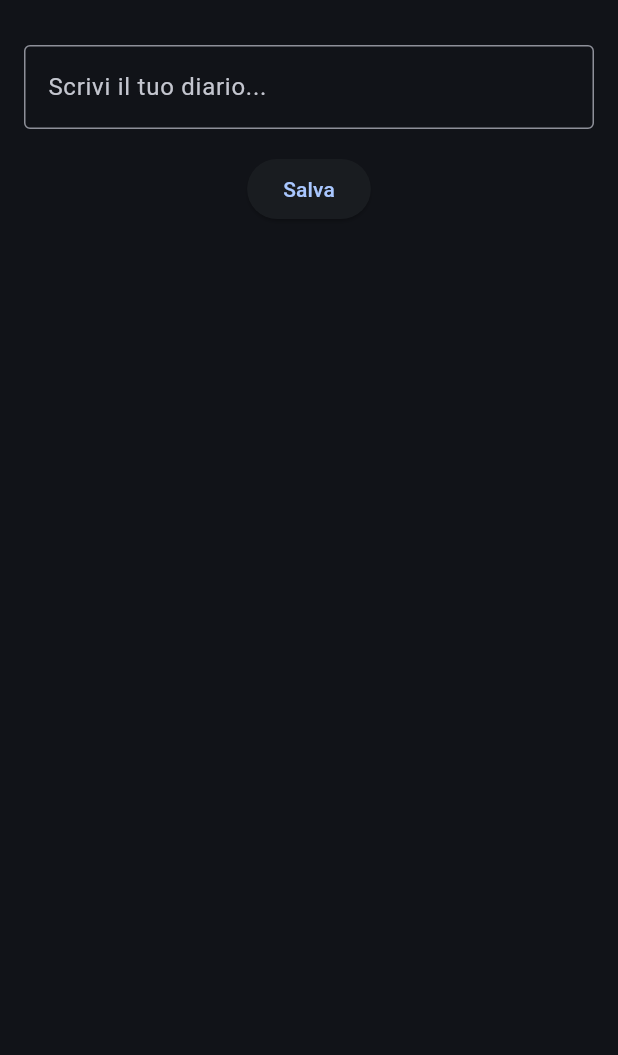
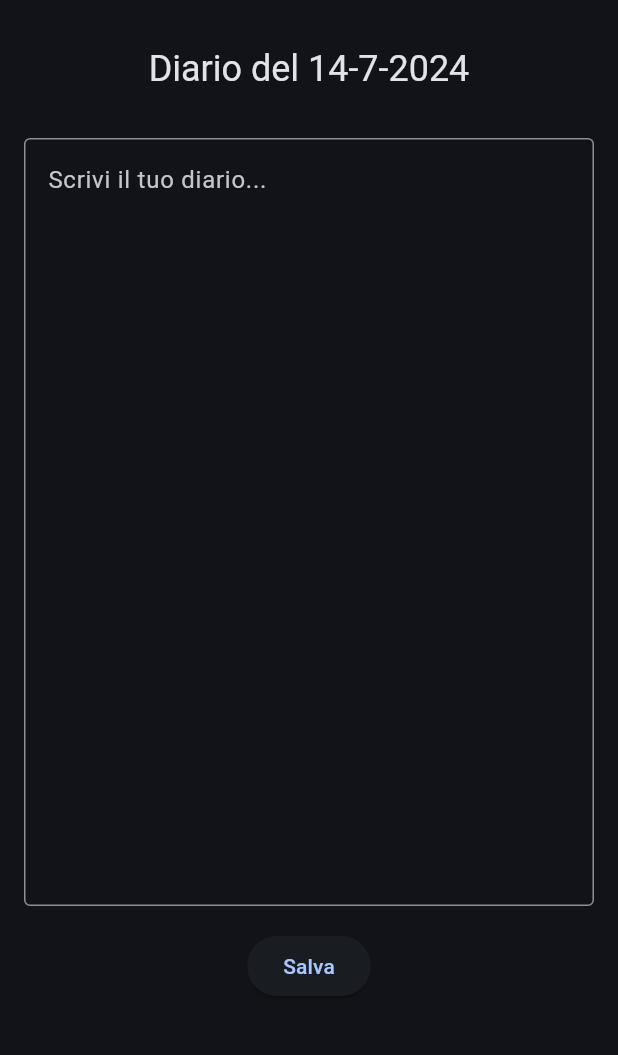
Before and after one commit to 0Franky/SmokeFree, a Flutter app: the HomePage screen opened directly, after a tap on "Il mio diario", on a phone screen of 412 x 824 dp, the part 63-1118 px from its top. Run offline on Flutter 3.47's test engine with Material 3 defaults, Android fonts, the phone set to English and light mode, and no system bars; our stand-ins replace flutter_calendar_carousel, flutter_typeahead, font_awesome_flutter, get; missing offline and left inert: localstore; statements that could not run were skipped.

Commit message:
update/fix

```diff
--- a/lib/repos/user_storage_utils.dart
+++ b/lib/repos/user_storage_utils.dart
@@ -30,9 +30,25 @@ Future<DailyRecord?> getDailyRecord(DateTime date) async {
   if (dailyMap.dailyRecords.containsKey(dayKey)) {
     daily = dailyMap.dailyRecords[dayKey]!;
   } else {
+    // Find the closest preceding date with a DailyRecord
+    DateTime? closestDate;
+    int maxCigarettes = mainInfo.currentMaxCigarettesPerDay;
+
+    for (String key in dailyMap.dailyRecords.keys) {
+      DateTime recordedDate = _parseDate(key) ;
+
+      if (recordedDate.isBefore(date)) {
+        if (closestDate == null || recordedDate.isAfter(closestDate)) {
+          closestDate = recordedDate;
+          maxCigarettes = dailyMap.dailyRecords[key]?.maxAllowedCigarettes ??
+              mainInfo.currentMaxCigarettesPerDay;
+        }
+      }
+    }
+
     daily = DailyRecord(
       date: date,
-      maxAllowedCigarettes: mainInfo.currentMaxCigarettesPerDay,
+      maxAllowedCigarettes: maxCigarettes,
     );
 
     await updateDailyRecord(daily);
@@ -45,6 +61,15 @@ String getDailyRecordMapKey(DateTime date) {
   return "${date.day}-${date.month}-${date.year}";
 }
 
+// Function to parse date from key (assuming key is in "DD-MM-YYYY" format)
+DateTime _parseDate(String key) {
+  List<String> parts = key.split('-');
+  int day = int.parse(parts[0]);
+  int month = int.parse(parts[1]);
+  int year = int.parse(parts[2]);
+  return DateTime(year, month, day);
+}
+
 Future<bool> isFirstOpen() async {
   return await getMainInformation() == null;
 }
--- a/lib/screens/Diary/Diary.dart
+++ b/lib/screens/Diary/Diary.dart
@@ -1,35 +1,42 @@
+import 'dart:ui';
+
 import 'package:flutter/material.dart';
 import 'package:smoke_free/consts/app_consts.dart';
 import 'package:smoke_free/repos/UserStorage.dart';
 import 'package:smoke_free/repos/user_storage_utils.dart';
+import 'package:smoke_free/screens/WelcomePage/utils/DateTimeProvider.dart';
 import 'package:smoke_free/style/theme.dart';
 import 'package:get/get.dart';
+import 'package:provider/provider.dart';
 
 void main() {
   runApp(
-    GetMaterialApp(
-      title: APP_NAME,
-      theme: appTheme,
-      home: DiaryPage(date: DateTime.now()),
+    ChangeNotifierProvider(
+      create: (_) => DateTimeProvider(DateTime.now()),
+      child: GetMaterialApp(
+        title: APP_NAME,
+        theme: appTheme,
+        home: DiaryPage(),
+      ),
     ),
   );
 }
 
 class DiaryPage extends StatefulWidget {
-  final DateTime date;
-
-  const DiaryPage({super.key, required this.date});
+  const DiaryPage({super.key});
 
   @override
   _DiaryPageState createState() => _DiaryPageState();
 }
 
 class _DiaryPageState extends State<DiaryPage> {
+  late DateTime currentSelectedDate;
   TextEditingController diaryContent = TextEditingController();
 
   @override
-  void initState() {
-    super.initState();
+  void didChangeDependencies() {
+    super.didChangeDependencies();
+    currentSelectedDate = Provider.of<DateTimeProvider>(context).selectedDate;
     _loadDiaryContent();
   }
 
@@ -48,24 +55,29 @@ class _DiaryPageState extends State<DiaryPage> {
           padding: EdgeInsets.all(16.0),
           child: Column(
             children: [
+              Text(
+                "Diario del ${getDailyRecordMapKey(currentSelectedDate)}",
+                style: Theme.of(context).textTheme.headlineSmall,
+              ),
+              SizedBox(height: 30),
               TextField(
                 decoration: InputDecoration(
                   hintText: 'Scrivi il tuo diario...',
                   border: OutlineInputBorder(),
                 ),
-                maxLines: null,
+                maxLines: 20,
                 keyboardType: TextInputType.multiline,
                 controller: diaryContent,
               ),
               SizedBox(height: 16.0),
               ElevatedButton(
                 onPressed: () {
-                  // _saveDiaryContent();
                   ScaffoldMessenger.of(context).showSnackBar(
                     SnackBar(
                       content: Text('Contenuto diario salvato'),
                     ),
                   );
+                  _saveDiaryContent(); // Save content when button is pressed
                 },
                 child: Text('Salva'),
               ),
@@ -77,13 +89,17 @@ class _DiaryPageState extends State<DiaryPage> {
   }
 
   Future<void> _loadDiaryContent() async {
-    final data = await getDailyRecord(widget.date);
-    diaryContent.text = data!.personalNotes;
+    final data = await getDailyRecord(currentSelectedDate);
+    if (data != null) {
+      diaryContent.text = data.personalNotes;
+    }
   }
 
   Future<void> _saveDiaryContent() async {
-    final data = await getDailyRecord(widget.date);
-    data!.personalNotes = diaryContent.text;
-    await updateDailyRecord(data);
+    final data = await getDailyRecord(currentSelectedDate);
+    if (data != null) {
+      data.personalNotes = diaryContent.text;
+      await updateDailyRecord(data);
+    }
   }
 }
--- a/lib/screens/HomePage/HomePage.dart
+++ b/lib/screens/HomePage/HomePage.dart
@@ -8,18 +8,23 @@ import 'package:smoke_free/models/store_data/DailyRecord.dart';
 import 'package:smoke_free/repos/UserStorage.dart';
 import 'package:smoke_free/repos/user_storage_utils.dart';
 import 'package:smoke_free/screens/Diary/Diary.dart';
+import 'package:smoke_free/screens/WelcomePage/utils/DateTimeProvider.dart';
 import 'package:smoke_free/style/style.dart';
 import 'package:smoke_free/style/theme.dart';
 import 'package:smoke_free/utils/smoke_calculator.dart';
 import 'package:smoke_free/widgets/card_button.dart';
 import 'package:get/get.dart';
+import 'package:provider/provider.dart';
 
 void main() {
   runApp(
-    GetMaterialApp(
-      title: APP_NAME,
-      theme: appTheme,
-      home: HomePage(),
+    ChangeNotifierProvider(
+      create: (context) => DateTimeProvider(DateTime.now()),
+      child: GetMaterialApp(
+        title: APP_NAME,
+        theme: appTheme,
+        home: HomePage(),
+      ),
     ),
   );
 }
@@ -32,8 +37,6 @@ class HomePage extends StatefulWidget {
 }
 
 class _HomePageState extends State<HomePage> {
-  DateTime _currentSelectedDate = DateTime.now();
-
   @override
   Widget build(BuildContext context) {
     return Scaffold(
@@ -46,7 +49,7 @@ class _HomePageState extends State<HomePage> {
             padding: const EdgeInsets.all(8.0),
             child: Column(
               children: [
-                QuickTodayStats(currentSelectedDate: _currentSelectedDate),
+                QuickTodayStats(),
                 Text(
                   "Come ti senti oggi?",
                   style: Theme.of(context).textTheme.headlineSmall,
@@ -60,8 +63,7 @@ class _HomePageState extends State<HomePage> {
                     CardButton(
                       icon: FontAwesomeIcons.penToSquare,
                       text: "Il mio diario",
-                      onTap: () =>
-                          Get.to(() => DiaryPage(date: _currentSelectedDate)),
+                      onTap: () => Get.to(() => DiaryPage()),
                     ),
                     CardButton(
                       icon: FontAwesomeIcons.crown,
@@ -78,6 +80,9 @@ class _HomePageState extends State<HomePage> {
   }
 
   Widget _buildCalendar(BuildContext context) {
+    final DateTime currentSelectedDate =
+        Provider.of<DateTimeProvider>(context).selectedDate;
+
     return CalendarCarousel<Event>(
       // headerTextStyle: Theme.of(context).textTheme.headlineLarge,
       todayBorderColor: Colors.transparent,
@@ -88,9 +93,10 @@ class _HomePageState extends State<HomePage> {
       daysTextStyle: Theme.of(context).textTheme.labelLarge,
       weekendTextStyle: Theme.of(context).textTheme.labelLarge,
       showWeekDays: false,
-      onDayPressed: (date, events) =>
-          setState(() => _currentSelectedDate = date),
-      selectedDateTime: _currentSelectedDate,
+      onDayPressed: (date, events) => setState(() =>
+          Provider.of<DateTimeProvider>(context, listen: false).selectedDate =
+              date),
+      selectedDateTime: currentSelectedDate,
       selectedDayButtonColor: Colors.transparent,
       selectedDayBorderColor: Colors.transparent,
       firstDayOfWeek: 1,
@@ -152,7 +158,9 @@ class _CalendarDayWidgetState extends State<CalendarDayWidget> {
       decoration: BoxDecoration(
         borderRadius: BorderRadius.circular(DEFAULT_RADIUS),
         color: bg,
-        border: widget.isSelectedDay ? Border.all(color: Colors.grey.shade200) : null,
+        border: widget.isSelectedDay
+            ? Border.all(color: Colors.grey.shade200)
+            : null,
       ),
       child: Column(
         mainAxisAlignment: MainAxisAlignment.center,
@@ -177,12 +185,7 @@ class _CalendarDayWidgetState extends State<CalendarDayWidget> {
 }
 
 class QuickTodayStats extends StatefulWidget {
-  final DateTime currentSelectedDate;
-
-  const QuickTodayStats({
-    super.key,
-    required this.currentSelectedDate,
-  });
+  const QuickTodayStats({super.key});
 
   @override
   State<QuickTodayStats> createState() => _QuickTodayStatsState();
@@ -190,7 +193,6 @@ class QuickTodayStats extends StatefulWidget {
 
 class _QuickTodayStatsState extends State<QuickTodayStats> {
   bool loading = true;
-
   int numSmoked = 0;
   int maxSmokable = 0;
   Color textColor = Colors.transparent;
@@ -200,14 +202,29 @@ class _QuickTodayStatsState extends State<QuickTodayStats> {
   @override
   void initState() {
     super.initState();
-    initData();
+    // Listen to changes in the DateTimeProvider and refresh data accordingly
+    WidgetsBinding.instance.addPostFrameCallback((_) {
+      Provider.of<DateTimeProvider>(context, listen: false)
+          .addListener(initData);
+      initData();
+    });
+  }
+
+  @override
+  void dispose() {
+    // Remove listener when the widget is disposed
+    Provider.of<DateTimeProvider>(context, listen: false)
+        .removeListener(initData);
+    super.dispose();
   }
 
   Future<void> initData() async {
+    setState(() {
+      loading = true;
+    });
+
     await fetchData();
-
     getTextColor();
-
     buildWarning();
 
     setState(() {
@@ -216,7 +233,8 @@ class _QuickTodayStatsState extends State<QuickTodayStats> {
   }
 
   Future<void> fetchData() async {
-    DailyRecord data = (await getDailyRecord(widget.currentSelectedDate))!;
+    DailyRecord data = (await getDailyRecord(
+        Provider.of<DateTimeProvider>(context, listen: false).selectedDate))!;
 
     numSmoked = data.numCigarettesSmoked;
     maxSmokable = data.maxAllowedCigarettes;
@@ -227,7 +245,7 @@ class _QuickTodayStatsState extends State<QuickTodayStats> {
       warningText = "Hai raggiunto il limite di sigarette giornaliere";
       showWarning = true;
     } else if (numSmoked > maxSmokable) {
-      warningText = "Hai fumando troppo, limite superato";
+      warningText = "Hai fumato troppo, limite superato";
       showWarning = true;
     } else {
       warningText = "Stai fumando troppo velocemente, potresti sforare";
@@ -247,7 +265,7 @@ class _QuickTodayStatsState extends State<QuickTodayStats> {
 
   @override
   Widget build(BuildContext context) {
-    if (loading) return SizedBox();
+    if (loading) return const SizedBox();
 
     return Column(
       children: [
@@ -255,7 +273,7 @@ class _QuickTodayStatsState extends State<QuickTodayStats> {
           "Ecco le tue statistiche di oggi",
           style: Theme.of(context).textTheme.headlineSmall,
         ),
-        SizedBox(height: 10),
+        const SizedBox(height: 10),
         Row(
           mainAxisAlignment: MainAxisAlignment.spaceEvenly,
           children: [
@@ -273,7 +291,7 @@ class _QuickTodayStatsState extends State<QuickTodayStats> {
           ],
         ),
         if (showWarning) ...[
-          SizedBox(height: 10),
+          const SizedBox(height: 10),
           Text(
             warningText,
             style: Theme.of(context).textTheme.titleMedium?.copyWith(
@@ -282,7 +300,7 @@ class _QuickTodayStatsState extends State<QuickTodayStats> {
                 ),
           ),
         ],
-        SizedBox(height: 30),
+        const SizedBox(height: 30),
       ],
     );
   }
--- /dev/null
+++ b/lib/screens/WelcomePage/utils/DateTimeProvider.dart
@@ -0,0 +1,14 @@
+import 'package:flutter/widgets.dart';
+
+class DateTimeProvider with ChangeNotifier {
+  DateTime _selectedDate;
+
+  DateTimeProvider(this._selectedDate);
+
+  DateTime get selectedDate => _selectedDate;
+
+  set selectedDate(DateTime date) {
+    _selectedDate = date;
+    notifyListeners();
+  }
+}
--- a/pubspec.yaml
+++ b/pubspec.yaml
@@ -24,6 +24,8 @@ dependencies:
   reactive_flutter_typeahead: ^2.1.1
   flutter_calendar_carousel: ^2.4.3
   font_awesome_flutter: ^10.7.0
+
+  flutter_bloc: ^8.1.6
 
 dev_dependencies:
   flutter_test:
```
Also changed, not shown: lib/main.dart (+8 -2 lines), pubspec.lock.
